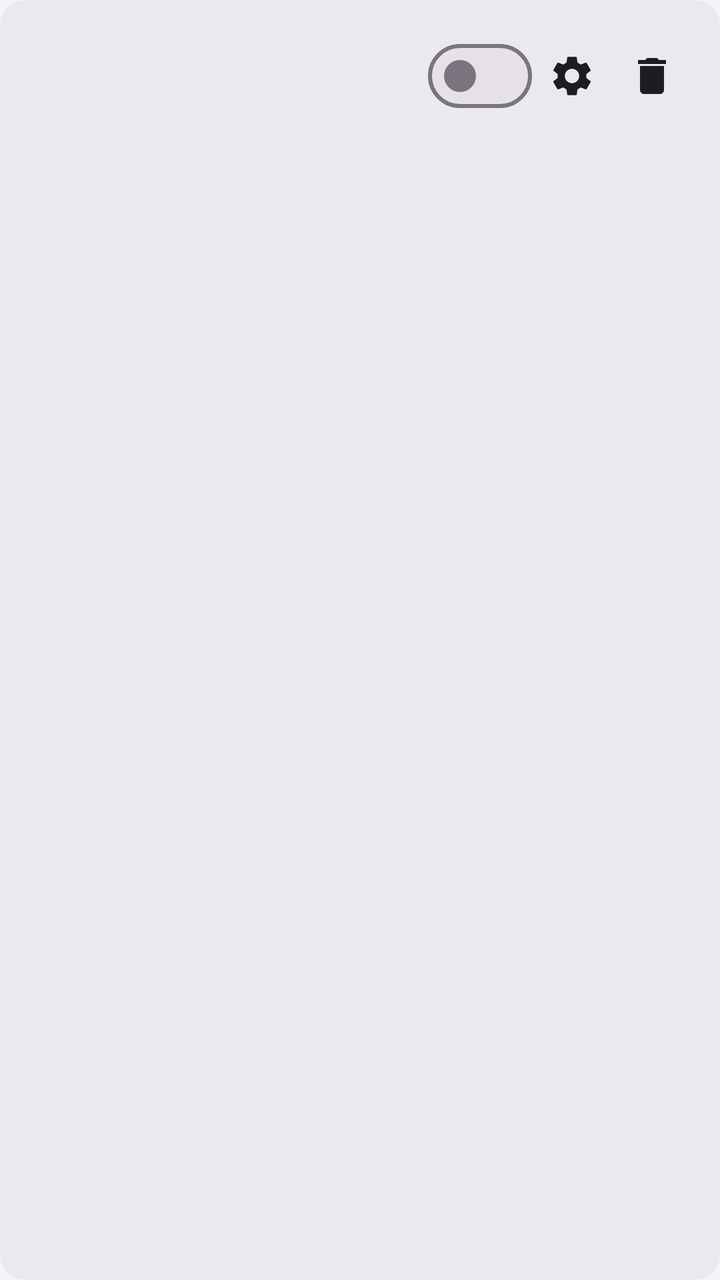
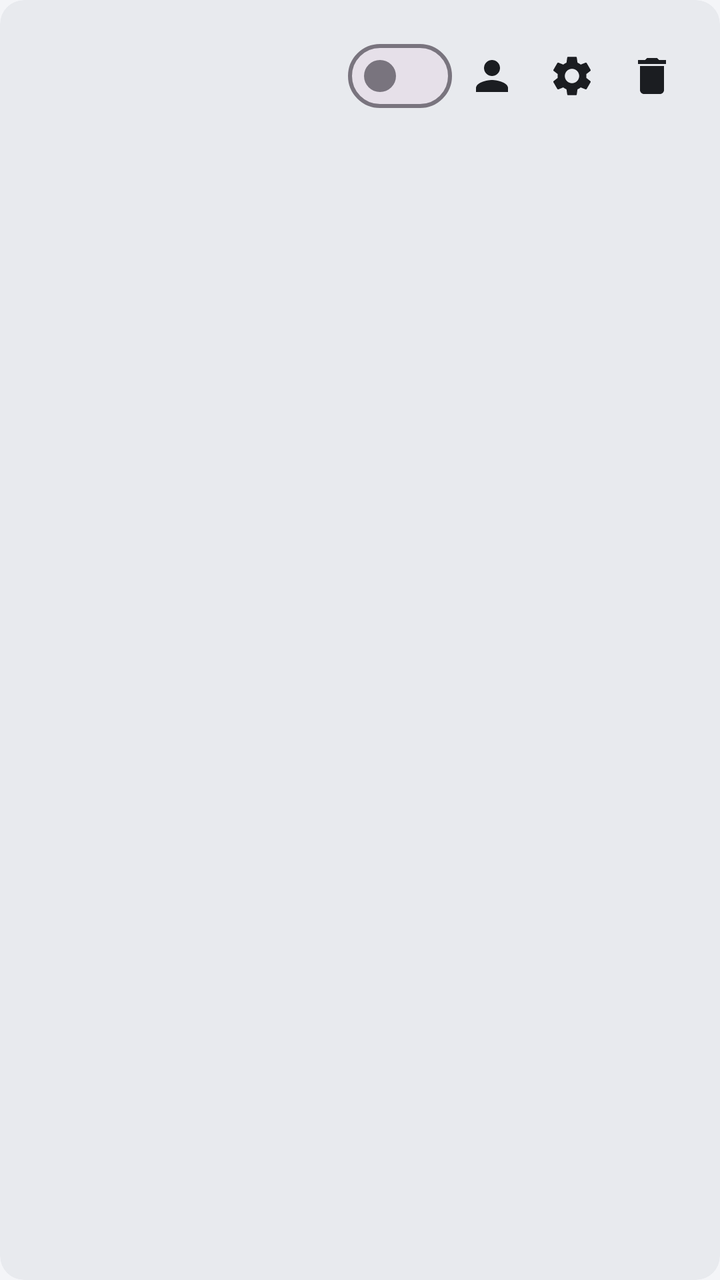

An Android layout rendered at two revisions. The XML below is the earlier revision; the diff shows what the commit changed to produce the second picture.
<!-- AndroidManifest.xml: application theme Theme.ArkReader -->
<!-- res/layout/item_comic_source.xml -->
<?xml version="1.0" encoding="utf-8"?>
<com.google.android.material.card.MaterialCardView xmlns:android="http://schemas.android.com/apk/res/android"
    xmlns:app="http://schemas.android.com/apk/res-auto"
    android:layout_width="match_parent"
    android:layout_height="wrap_content"
    android:layout_margin="6dp"
    app:cardBackgroundColor="@color/surface_card"
    app:cardCornerRadius="12dp"
    app:cardElevation="0dp"
    app:strokeWidth="0dp">

    <LinearLayout
        android:layout_width="match_parent"
        android:layout_height="wrap_content"
        android:gravity="center_vertical"
        android:orientation="horizontal"
        android:padding="14dp">

        <LinearLayout
            android:layout_width="0dp"
            android:layout_height="wrap_content"
            android:layout_weight="1"
            android:orientation="vertical">

            <TextView
                android:id="@+id/tvSourceName"
                android:layout_width="match_parent"
                android:layout_height="wrap_content"
                android:textColor="@color/text_primary"
                android:textSize="16sp"
                android:textStyle="bold" />

            <TextView
                android:id="@+id/tvSourceMeta"
                android:layout_width="match_parent"
                android:layout_height="wrap_content"
                android:layout_marginTop="4dp"
                android:ellipsize="end"
                android:maxLines="1"
                android:textColor="@color/text_secondary"
                android:textSize="12sp" />
        </LinearLayout>

        <com.google.android.material.materialswitch.MaterialSwitch
            android:id="@+id/swEnabled"
            android:layout_width="wrap_content"
            android:layout_height="wrap_content" />

        <ImageButton
            android:id="@+id/btnSourceConfig"
            android:layout_width="40dp"
            android:layout_height="40dp"
            android:background="?attr/selectableItemBackgroundBorderless"
            android:contentDescription="源设置"
            android:src="@drawable/ic_settings"
            app:tint="@color/text_primary" />

        <ImageButton
            android:id="@+id/btnSourceDelete"
            android:layout_width="40dp"
            android:layout_height="40dp"
            android:background="?attr/selectableItemBackgroundBorderless"
            android:contentDescription="删除源"
            android:src="@drawable/ic_delete"
            app:tint="@color/text_primary" />
    </LinearLayout>
</com.google.android.material.card.MaterialCardView>
<!-- resources referenced by this layout -->
<resources>
  <color name="surface_card">#E8EAEE</color>
  <color name="text_primary">#1B1D21</color>
  <color name="text_secondary">#5F6368</color>
  <!-- drawable ic_delete (drawable) -->
  <vector xmlns:android="http://schemas.android.com/apk/res/android"
      android:width="24dp"
      android:height="24dp"
      android:viewportWidth="24"
      android:viewportHeight="24">
      <path
          android:fillColor="#FF000000"
          android:pathData="M6,19c0,1.1 0.9,2 2,2h8c1.1,0 2,-0.9 2,-2V7H6v12zM19,4h-3.5l-1,-1h-5l-1,1H5v2h14V4z" />
  </vector>
  <!-- drawable ic_settings (drawable) -->
  <vector xmlns:android="http://schemas.android.com/apk/res/android"
      android:width="24dp"
      android:height="24dp"
      android:viewportWidth="24"
      android:viewportHeight="24">
      <path
          android:fillColor="#FF000000"
          android:pathData="M19.14,12.94c0.04,-0.3 0.06,-0.61 0.06,-0.94 0,-0.32 -0.02,-0.64 -0.07,-0.94l2.03,-1.58c0.18,-0.14 0.23,-0.41 0.12,-0.61l-1.92,-3.32c-0.12,-0.22 -0.37,-0.29 -0.59,-0.22l-2.39,0.96c-0.5,-0.38 -1.03,-0.7 -1.62,-0.94L14.4,2.81c-0.04,-0.24 -0.24,-0.41 -0.48,-0.41h-3.84c-0.24,0 -0.43,0.17 -0.47,0.41L9.25,5.35C8.66,5.59 8.12,5.92 7.63,6.29L5.24,5.33c-0.22,-0.08 -0.47,0 -0.59,0.22L2.74,8.87C2.62,9.08 2.66,9.34 2.86,9.48l2.03,1.58C4.84,11.36 4.8,11.69 4.8,12s0.02,0.64 0.07,0.94l-2.03,1.58c-0.18,0.14 -0.23,0.41 -0.12,0.61l1.92,3.32c0.12,0.22 0.37,0.29 0.59,0.22l2.39,-0.96c0.5,0.38 1.03,0.7 1.62,0.94l0.36,2.54c0.05,0.24 0.24,0.41 0.48,0.41h3.84c0.24,0 0.44,-0.17 0.47,-0.41l0.36,-2.54c0.59,-0.24 1.13,-0.56 1.62,-0.94l2.39,0.96c0.22,0.08 0.47,0 0.59,-0.22l1.92,-3.32c0.12,-0.22 0.07,-0.47 -0.12,-0.61L19.14,12.94zM12,15.6c-1.98,0 -3.6,-1.62 -3.6,-3.6s1.62,-3.6 3.6,-3.6 3.6,1.62 3.6,3.6 -1.62,3.6 -3.6,3.6z" />
  </vector>
  <style name="Theme.ArkReader" parent="Theme.Material3.DayNight.NoActionBar">
          <item name="colorPrimary">#4A6FA5</item>
          <item name="colorPrimaryContainer">#D6E3F7</item>
          <item name="colorOnPrimaryContainer">#132A4A</item>
          <item name="android:windowBackground">@color/surface_bg</item>
          <item name="android:statusBarColor">@android:color/transparent</item>
          <item name="android:navigationBarColor">@android:color/transparent</item>
          <item name="android:windowLightStatusBar">true</item>
      </style>
  <color name="surface_bg">#F4F5F8</color>
</resources>

<!-- the commit's change to res/layout/item_comic_source.xml (unified diff, before → after) -->
@@ -47,6 +47,15 @@
             android:layout_height="wrap_content" />
 
         <ImageButton
+            android:id="@+id/btnSourceAccount"
+            android:layout_width="40dp"
+            android:layout_height="40dp"
+            android:background="?attr/selectableItemBackgroundBorderless"
+            android:contentDescription="账号登录"
+            android:src="@drawable/ic_person"
+            app:tint="@color/text_primary" />
+
+        <ImageButton
             android:id="@+id/btnSourceConfig"
             android:layout_width="40dp"
             android:layout_height="40dp"
<!-- resource entries referenced after the edit -->
@@ -12,6 +12,16 @@
       <path
           android:fillColor="#FF000000"
           android:pathData="M6,19c0,1.1 0.9,2 2,2h8c1.1,0 2,-0.9 2,-2V7H6v12zM19,4h-3.5l-1,-1h-5l-1,1H5v2h14V4z" />
+  </vector>
+  <!-- drawable ic_person (drawable) -->
+  <vector xmlns:android="http://schemas.android.com/apk/res/android"
+      android:width="24dp"
+      android:height="24dp"
+      android:viewportWidth="24"
+      android:viewportHeight="24">
+      <path
+          android:fillColor="#FF000000"
+          android:pathData="M12,12c2.21,0 4,-1.79 4,-4s-1.79,-4 -4,-4 -4,1.79 -4,4 1.79,4 4,4zM12,14c-2.67,0 -8,1.34 -8,4v2h16v-2c0,-2.66 -5.33,-4 -8,-4z" />
   </vector>
   <!-- drawable ic_settings (drawable) -->
   <vector xmlns:android="http://schemas.android.com/apk/res/android"
